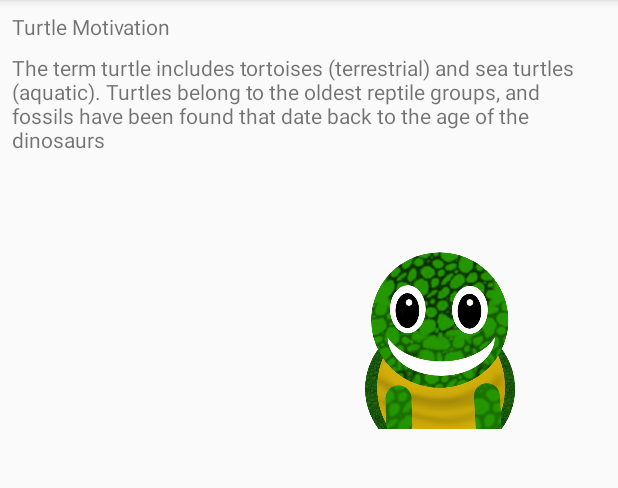
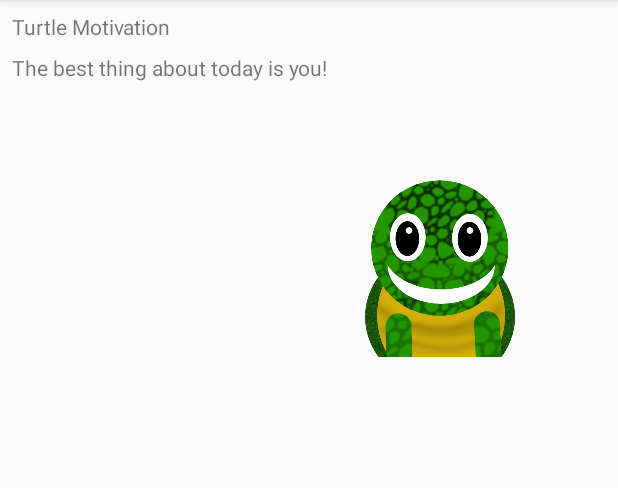
Before and after one commit to keyeona/TurtleUp, an Android app: the screen it shows after launch (MainActivity), after a tap on "MOTI PHRASES", on a phone screen of 412 x 824 dp, the part 84-572 px from its top. Run offline under Robolectric (Android 15) with nearby library versions, the phone set to English and light mode, and no system bars; our stand-ins replace ButterKnife.

Commit message:
added the motivational lib and correctlyconfigured count

```diff
--- /dev/null
+++ b/Moti/src/main/java/com/example/my_app/moti/Phrases.java
@@ -0,0 +1,39 @@
+package com.example.my_app.moti;
+
+import java.util.ArrayList;
+
+public class Phrases {
+    ArrayList<String > phrase = null;
+
+    public ArrayList PhraseList() {
+        phrase = new ArrayList<>();
+        phrase.add("You can do it!!!!!!");
+        phrase.add("Hey! You're doing great!");
+        phrase.add("Every failure is a success, you've learned something new");
+        phrase.add("Don't worry even I mke mstcakes");
+        phrase.add("I woke up on the wrong side of the bed, sooo I went back to bed and tried it again");
+        phrase.add("I’ve just written a song about tortillas; actually, it’s more of a rap.");
+        phrase.add("You know what I just found perfection! It's in the dictionary, so far that the only place I've seen it");
+        phrase.add("I recently decided to sell my vacuum cleaner as all it was doing was gathering dust.");
+        phrase.add("Chooo Choooo just slowly chigging a long");
+        phrase.add("Let's take a moment to reflect on something wonderful today!");
+        phrase.add("The best thing about today is you!");
+        phrase.add("Yeah, hugs are nice. I could really go for a hug right now. C'mon bring it in..");
+        phrase.add("You know what 0 + 0 is? Well I can tell you it the number of time you need to harshly criticize your work.");
+        phrase.add("How's it going? Just wanted to say that I think you are doing good! Can't wait to see what's next.");
+        phrase.add("Don't stop believing ...ooooo o o");
+        phrase.add("Thanks for being a great person!");
+        phrase.add("Weeeeee! When life gives you rollercoasters I just enjoy the ride!!");
+        return phrase;
+    }
+
+    public int getPhraseCounts(){
+        int count = PhraseList().size();
+        return count;
+    }
+
+    public String getPhrase(int i){
+        String string = (String) PhraseList().get(i);
+        return string;
+    }
+}
--- a/Moti/src/main/java/com/example/my_app/moti/phrases.java
+++ /dev/null
@@ -1,4 +0,0 @@
-package com.example.my_app.moti;
-
-public class phrases {
-}
--- a/app/build.gradle
+++ b/app/build.gradle
@@ -32,5 +32,12 @@ dependencies {
     apply plugin: 'com.google.gms.google-services'
     implementation 'com.firebaseui:firebase-ui-database:4.2.0'
     implementation 'com.squareup.picasso:picasso:2.71828'
+    def room_version = "1.1.0"
+    implementation "android.arch.persistence.room:runtime:$room_version"
+    annotationProcessor "android.arch.persistence.room:compiler:$room_version"
+    implementation 'com.google.code.gson:gson:2.8.5'
+    implementation 'android.arch.lifecycle:livedata:1.1.1'
+    implementation project(":Moti")
+
 
 }
--- a/app/src/main/java/com/keyeonacole/turtleup/PhraseFragment.java
+++ b/app/src/main/java/com/keyeonacole/turtleup/PhraseFragment.java
@@ -5,12 +5,23 @@ import android.os.Bundle;
 import android.support.annotation.NonNull;
 import android.support.annotation.Nullable;
 import android.view.LayoutInflater;
+import android.view.MotionEvent;
 import android.view.View;
 import android.view.ViewGroup;
+import android.widget.TextView;
+import android.widget.Toast;
+
+import com.example.my_app.moti.Phrases;
 
 import java.io.IOException;
+import java.util.Random;
+
+import butterknife.BindView;
+import butterknife.ButterKnife;
 
 public class PhraseFragment extends Fragment{
+    @BindView(R.id.motivation_text_contents)
+    TextView motivationTV;
 
     public PhraseFragment() throws IOException {
         // Required empty public constructor
@@ -20,6 +31,17 @@ public class PhraseFragment extends Fragment{
     @Override
     public View onCreateView(@NonNull LayoutInflater inflater, @Nullable ViewGroup container, @Nullable Bundle savedInstanceState) {
         View rootView = inflater.inflate(R.layout.fragment_phrase, container, false);
+        ButterKnife.bind(this, rootView);
+        getPhrase();
         return rootView;
     }
+
+    private void getPhrase() {
+        Phrases phrases = new Phrases();
+        int count = phrases.getPhraseCounts();
+        Random r = new Random();
+        int i1 = r.nextInt(count - 0);
+        String randomPhrase = phrases.getPhrase(i1);
+        motivationTV.setText(randomPhrase);
+    }
 }
```
Also changed, not shown: 2 other files.
